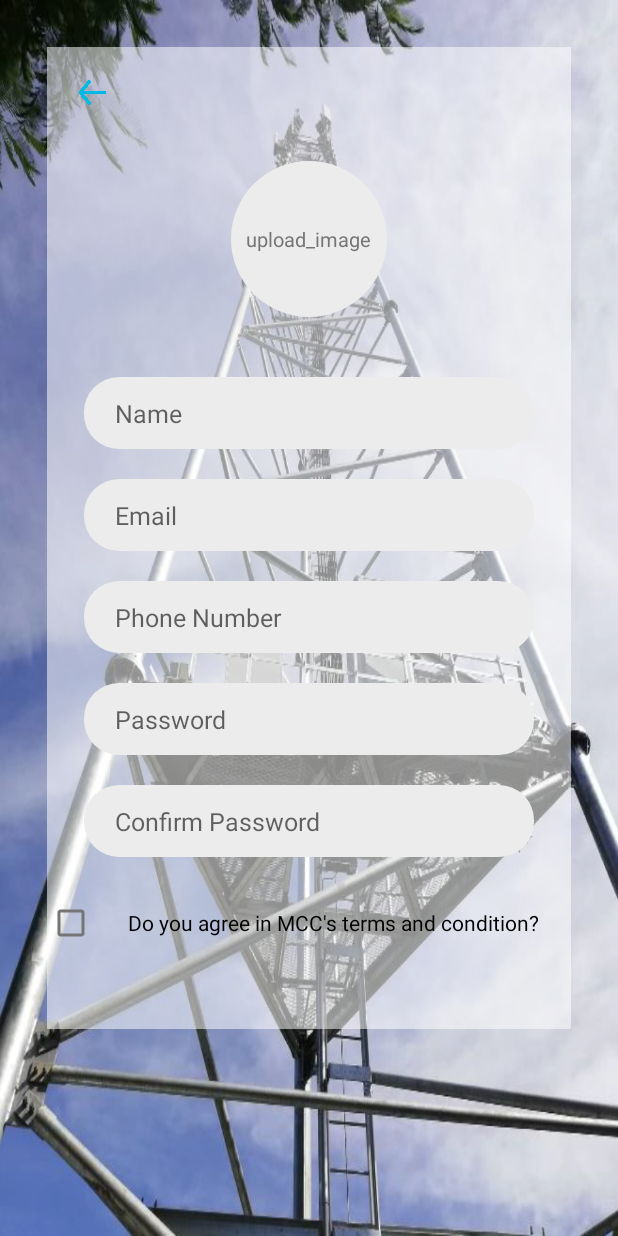
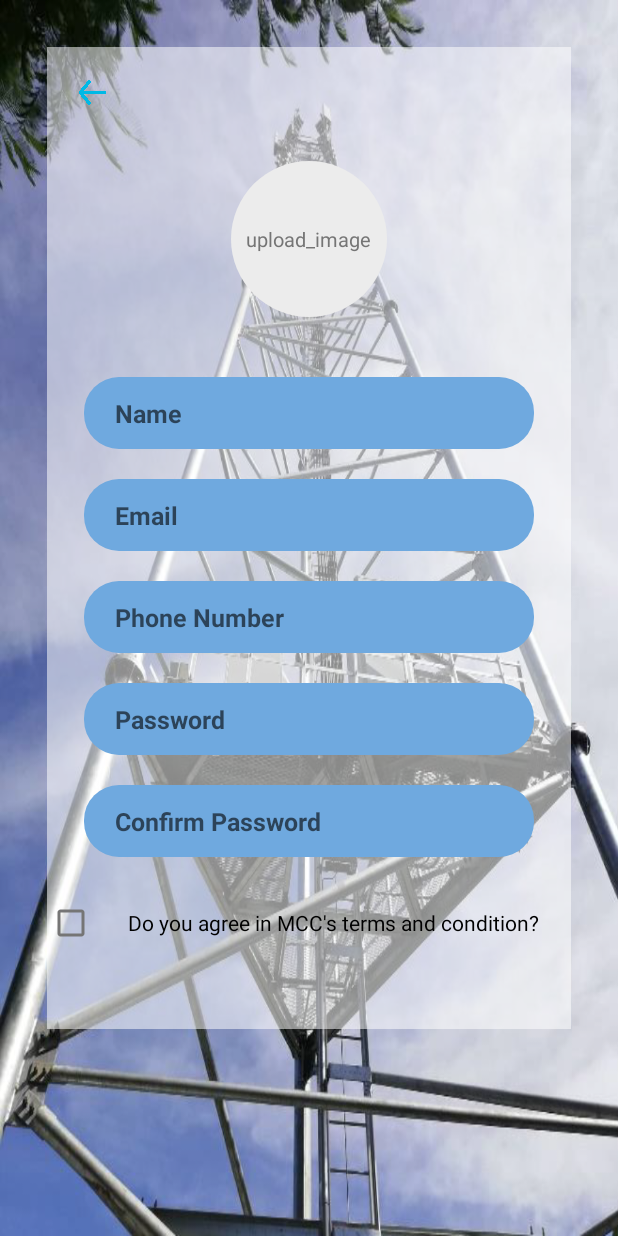
Before and after one commit to Idii1114/MCC-Chat-App, an Android app: the SignUpActivity screen opened directly, with no data from a screen before it, on a phone screen of 412 x 824 dp. Run offline under Robolectric (Android 15) with nearby library versions, the phone set to English and light mode, and no system bars; our stand-ins replace Firebase (no records; nobody signed in at launch, a user with empty details on screens opened directly), sdp/ssp sizes; plain views replace RoundedImageView; pictures from the network do not load.

Commit message:
Updated Layout

```diff
--- a/app/src/main/res/layout/activity_sign_up.xml
+++ b/app/src/main/res/layout/activity_sign_up.xml
@@ -14,8 +14,8 @@
     <LinearLayout
         android:layout_width="match_parent"
         android:layout_height="wrap_content"
-        android:orientation="vertical"
-        android:background="#88FFFFFF">
+        android:background="#88FFFFFF"
+        android:orientation="vertical">
 
         <androidx.appcompat.widget.AppCompatImageView
             android:id="@+id/back"
@@ -63,6 +63,7 @@
             android:layout_gravity="center"
             android:layout_marginTop="40dp"
             android:background="@drawable/background_search"
+            android:backgroundTint="#6FA9DF"
             android:ems="10"
             android:hint="Name"
             android:imeOptions="actionNext"
@@ -70,7 +71,8 @@
             android:inputType="textEmailAddress"
             android:paddingStart="@dimen/_16ssp"
             android:paddingEnd="@dimen/_16ssp"
-            android:textColor="@color/primary_text"
+            android:textStyle="bold"
+            android:textColor="@color/black"
             android:textSize="@dimen/_13ssp" />
 
         <EditText
@@ -85,6 +87,8 @@
             android:imeOptions="actionNext"
             android:importantForAutofill="no"
             android:inputType="textEmailAddress"
+            android:backgroundTint="#6FA9DF"
+            android:textStyle="bold"
             android:paddingStart="@dimen/_16ssp"
             android:paddingEnd="@dimen/_16ssp"
             android:textColor="@color/primary_text"
@@ -102,12 +106,12 @@
             android:imeOptions="actionNext"
             android:importantForAutofill="no"
             android:inputType="textEmailAddress"
+            android:backgroundTint="#6FA9DF"
+            android:textStyle="bold"
             android:paddingStart="@dimen/_16ssp"
             android:paddingEnd="@dimen/_16ssp"
             android:textColor="@color/primary_text"
             android:textSize="@dimen/_13ssp" />
-
-
 
 
         <EditText
@@ -123,11 +127,12 @@
             android:imeOptions="actionNext"
             android:importantForAutofill="no"
             android:inputType="textPassword"
+            android:textStyle="bold"
+            android:backgroundTint="#6FA9DF"
             android:paddingStart="@dimen/_16ssp"
             android:paddingEnd="@dimen/_16ssp"
             android:textColor="@color/primary_text"
             android:textSize="@dimen/_13ssp" />
-
 
 
         <EditText
@@ -137,6 +142,7 @@
             android:layout_gravity="center"
             android:layout_marginTop="20dp"
             android:background="@drawable/background_search"
+            android:backgroundTint="#6FA9DF"
             android:ems="10"
             android:hint="Confirm Password"
             android:imeOptions="actionNext"
@@ -144,8 +150,9 @@
             android:inputType="textPassword"
             android:paddingStart="@dimen/_16ssp"
             android:paddingEnd="@dimen/_16ssp"
-            android:textColor="@color/primary_text"
-            android:textSize="@dimen/_13ssp" />
+            android:textColor="@color/black"
+            android:textSize="@dimen/_13ssp"
+            android:textStyle="bold" />
 
         <CheckBox
             android:id="@+id/checkBox"
--- a/app/src/main/res/layout/activity_users.xml
+++ b/app/src/main/res/layout/activity_users.xml
@@ -31,13 +31,13 @@
             android:id="@+id/inputSearch"
             android:layout_width="match_parent"
             android:layout_height="@dimen/_30sdp"
+            android:layout_gravity="center"
+            android:layout_marginStart="8dp"
+            android:layout_marginEnd="8dp"
             android:layout_weight="1"
-            android:layout_gravity="center"
             android:background="@drawable/background_search"
             android:hint="Search"
             android:inputType="text"
-            android:layout_marginStart="8dp"
-            android:layout_marginEnd="8dp"
             android:paddingStart="@dimen/_16ssp"
             android:paddingEnd="@dimen/_16ssp"
             android:textColor="@color/primary_text"
--- a/app/src/main/res/layout/dialog_change_email.xml
+++ b/app/src/main/res/layout/dialog_change_email.xml
@@ -37,6 +37,7 @@
             android:layout_gravity="center"
             android:layout_marginTop="08dp"
             android:background="@drawable/background_search"
+            android:backgroundTint="#C16FA9DF"
             android:inputType="text"
             android:paddingStart="@dimen/_16ssp"
             android:paddingEnd="@dimen/_16ssp"
@@ -57,6 +58,7 @@
             android:layout_gravity="center"
             android:layout_marginTop="08dp"
             android:background="@drawable/background_search"
+            android:backgroundTint="#C16FA9DF"
             android:inputType="textPassword"
             android:paddingStart="@dimen/_16ssp"
             android:paddingEnd="@dimen/_16ssp"
--- a/app/src/main/res/values/strings.xml
+++ b/app/src/main/res/values/strings.xml
@@ -5,4 +5,5 @@
     <string name="title_dashboard">Dashboard</string>
     <string name="title_notifications">Notifications</string>
     <string name="title_activity_main2">MainActivity2</string>
+    <string name="send_report">Send Report</string>
 </resources>
```
Also changed, not shown: app/src/main/res/layout/activity_send_report.xml (+9 -5 lines), app/src/main/res/layout/activity_sign_in.xml (+10 -7 lines).
